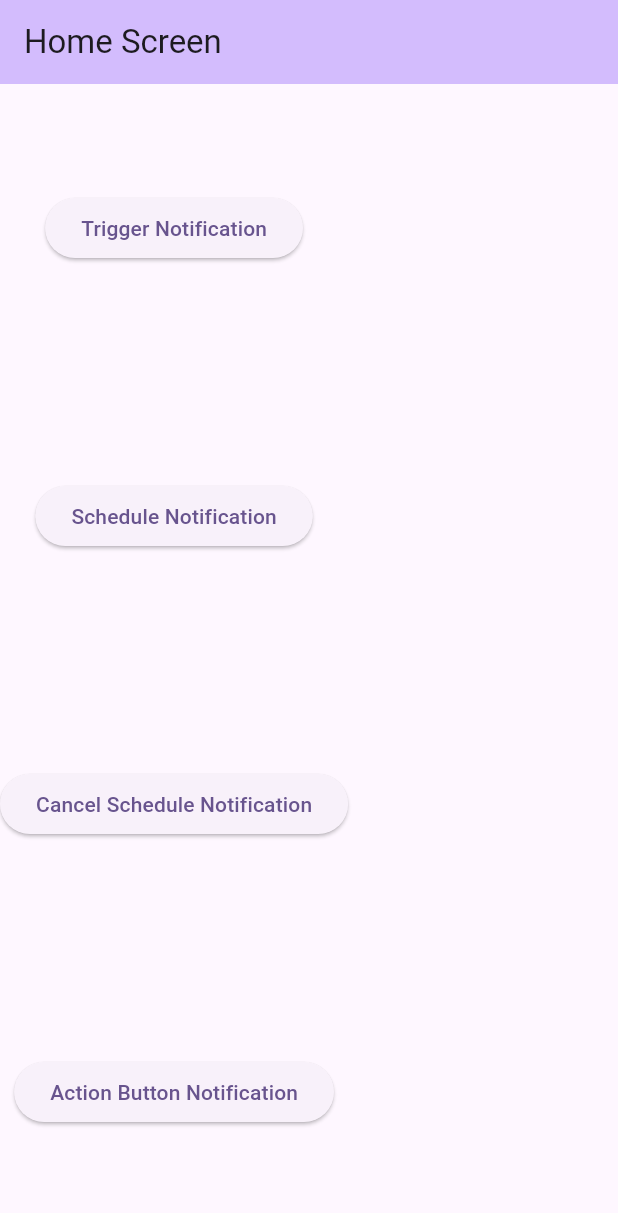
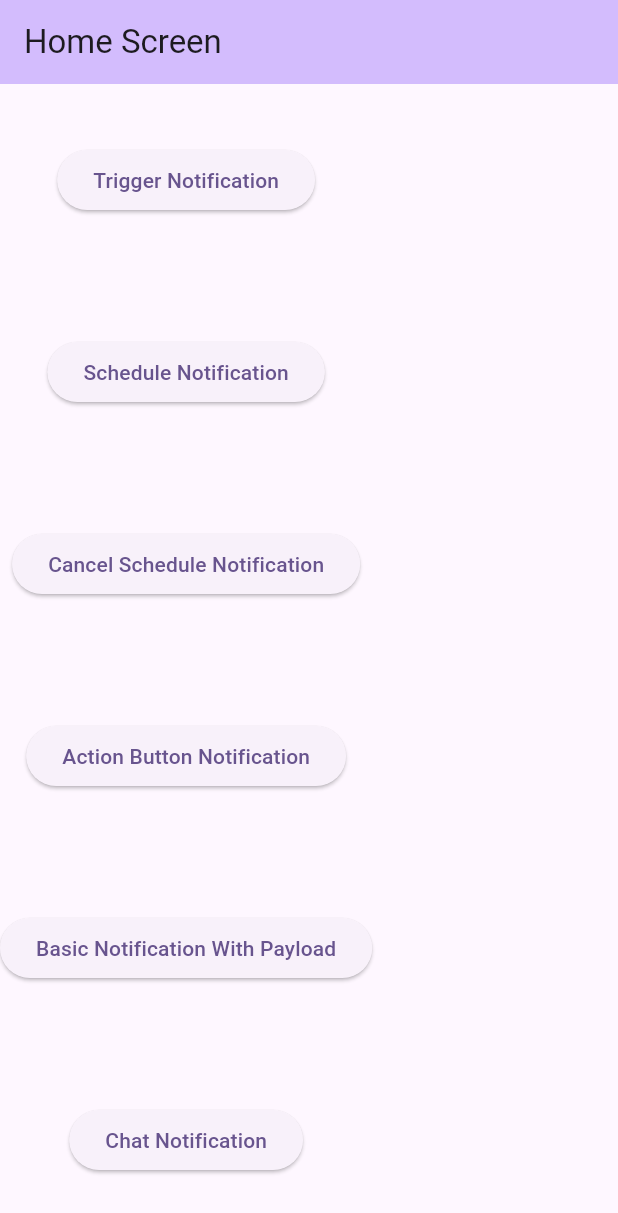
Before and after one commit to Haffshah/notification_course, a Flutter app: the screen it shows after launch, after a tap on "Action Button Notification", on a phone screen of 412 x 824 dp. Shown: the top 1213 px of the screen. Run offline on Flutter 3.47's test engine with Material 2 defaults, Android fonts, the phone set to English and light mode, and no system bars; our stand-ins replace awesome_notifications, fluttertoast.

Commit message:
Notification Course till Chat Notifications

```diff
--- /dev/null
+++ b/lib/constant/app_constant.dart
@@ -0,0 +1,12 @@
+
+
+
+/// Notification Channel Details
+const String notificationChannelKey = 'basic_channel';
+const String notificationChannelName = 'Basic Notification';
+const String notificationChannelDescription = 'Notification channel for basic test';
+
+const String chatChannelGroupKey  = 'chat_channel';
+const String chatChannelKey  = 'chats';
+const String chatChannelName  = 'Group chats';
+const String chatChannelDescription  = 'This is simple example of chat group';
--- a/lib/main.dart
+++ b/lib/main.dart
@@ -6,17 +6,23 @@
 
 void main() async {
   WidgetsFlutterBinding.ensureInitialized();
-  await NotificationController.initializeLocalNotification(debug: true);
+  await NotificationController.getStartedWithNotification();
+
   runApp(const MyApp());
 }
 
 class MyApp extends StatelessWidget {
   const MyApp({super.key});
 
+  /// Global NavigatorKey
+  static final GlobalKey<NavigatorState> navigatorKey =
+      GlobalKey<NavigatorState>();
+
   // This widget is the root of your application.
   @override
   Widget build(BuildContext context) {
     return MaterialApp(
+      navigatorKey: navigatorKey,
       debugShowCheckedModeBanner: false,
       theme: ThemeData(
         colorScheme: ColorScheme.fromSeed(seedColor: Colors.deepPurple),
@@ -75,15 +81,23 @@
                 LocalNotification.cancelScheduledNotification(0);
               },
               child: const Text('Cancel Schedule Notification')),
-
           ElevatedButton(
               onPressed: () {
                 LocalNotification.showNotificationWithActionButton(1);
               },
               child: const Text('Action Button Notification')),
+          ElevatedButton(
+              onPressed: () {
+                LocalNotification.createBasicNotificationWithPayload();
+              },
+              child: const Text('Basic Notification With Payload')),
+          ElevatedButton(
+              onPressed: () {
+                LocalNotification.createBasicNotificationWithPayload();
+              },
+              child: const Text('Chat Notification')),
         ],
       ),
     );
   }
-
 }
--- a/lib/services/local_notification.dart
+++ b/lib/services/local_notification.dart
@@ -1,5 +1,13 @@
+import 'dart:math';
+
 import 'package:awesome_notifications/awesome_notifications.dart';
-import 'package:flutter/material.dart';
+import 'package:notification_course/constant/app_constant.dart';
+
+/// Create Unique id
+int createUniqueId(int maxValue) {
+  Random random = Random();
+  return random.nextInt(maxValue);
+}
 
 class LocalNotification {
   /// Trigger Notification
@@ -7,7 +15,7 @@
     AwesomeNotifications().createNotification(
         content: NotificationContent(
             id: 0,
-            channelKey: 'basic_channel',
+            channelKey: notificationChannelKey,
             title: 'New Notification',
             body: 'New charging slot found on speaker.',
             bigPicture:
@@ -20,7 +28,7 @@
     AwesomeNotifications().createNotification(
         content: NotificationContent(
             id: 0,
-            channelKey: 'basic_channel',
+            channelKey: notificationChannelKey,
             title: 'Scheduled Notification',
             body: 'New charging slot found on speaker.',
             bigPicture:
@@ -48,21 +56,32 @@
     await AwesomeNotifications().createNotification(
         content: NotificationContent(
           id: id,
-          channelKey: 'basic_channel',
+          channelKey: notificationChannelKey,
           title: 'Anonymous says:',
           body: 'Hi there!',
         ),
         actionButtons: [
           NotificationActionButton(
-              key: 'READ',
-              label: 'Mark as read',
+              key: 'SUBSCRIBE',
+              label: 'Subscribe',
               autoDismissible: true,
-              requireInputText: true),
+              isDangerousOption: true),
           NotificationActionButton(
-              key: 'DISMISS',
-              label: 'Dismiss',
-              actionType: ActionType.Default,
-              color: Colors.redAccent),
+            key: 'DISMISS',
+            label: 'Dismiss',
+            actionType: ActionType.Default,
+          ),
         ]);
   }
+
+  /// Create Basic Notification With Payload
+  static Future<void> createBasicNotificationWithPayload() async {
+    await AwesomeNotifications().createNotification(
+        content: NotificationContent(
+            id: 1,
+            channelKey: notificationChannelKey,
+            title: 'This is Notification With Payload',
+            body: 'Press on notification to check...',
+            payload: {'screen_name': 'HOME_SCREEN'}));
+  }
 }
--- a/lib/services/notification_controller.dart
+++ b/lib/services/notification_controller.dart
@@ -1,5 +1,18 @@
 import 'package:awesome_notifications/awesome_notifications.dart';
 import 'package:flutter/material.dart';
+import 'package:fluttertoast/fluttertoast.dart';
+import 'package:notification_course/constant/app_constant.dart';
+import 'package:notification_course/main.dart';
+import 'package:notification_course/screens/home_screen.dart';
+
+/// Navigation
+navigationAction(ReceivedAction receivedAction) {
+  if (receivedAction.payload != null &&
+      receivedAction.payload!['screen_name'] == 'HOME_SCREEN') {
+    MyApp.navigatorKey.currentState!
+        .push(MaterialPageRoute(builder: (_) => const HomeScreen()));
+  }
+}
 
 class NotificationController with ChangeNotifier {
   /// Singleton Pattern
@@ -12,15 +25,22 @@
 
   NotificationController._internal();
 
+  /// Get Initialize all the Methods required
+  static Future<void> getStartedWithNotification() async {
+    NotificationController.initializeLocalNotification(debug: true);
+    NotificationController.initializeNotificationForEventListeners();
+    NotificationController.getInitialNotificationAction();
+  }
+
   /// Initialization Method
   static Future<void> initializeLocalNotification({required bool debug}) async {
     AwesomeNotifications().initialize(
         null,
         [
           NotificationChannel(
-            channelKey: 'basic_channel',
-            channelName: 'Basic Notification',
-            channelDescription: 'Notification channel for basic test',
+            channelKey: notificationChannelKey,
+            channelName: notificationChannelName,
+            channelDescription: notificationChannelDescription,
             importance: NotificationImportance.High,
             defaultPrivacy: NotificationPrivacy.Secret,
             defaultRingtoneType: DefaultRingtoneType.Alarm,
@@ -31,8 +51,99 @@
             icon: 'resource://drawable/res_naruto',
             playSound: true,
             soundSource: 'resource://raw/naruto_jutsu',
-          )
+          ),
+          NotificationChannel(
+              channelGroupKey: chatChannelKey,
+              channelKey: chatChannelKey,
+              channelName: chatChannelName,
+              channelDescription: chatChannelDescription,
+              channelShowBadge: true,
+              importance: NotificationImportance.Max)
         ],
         debug: debug);
   }
+
+  /// Event Listeners
+  static Future<void> initializeNotificationForEventListeners() async {
+    await AwesomeNotifications().setListeners(
+        onActionReceivedMethod: NotificationController.onActionReceivedMethod,
+        onNotificationCreatedMethod:
+            NotificationController.onNotificationCreatedMethod,
+        onNotificationDisplayedMethod:
+            NotificationController.onNotificationDisplayedMethod,
+        onDismissActionReceivedMethod:
+            NotificationController.onDismissActionReceivedMethod);
+  }
+
+  /// Action Received Method
+  static Future<void> onActionReceivedMethod(
+      ReceivedAction receivedAction) async {
+    bool isSilentAction =
+        receivedAction.actionType == ActionType.SilentAction ||
+            receivedAction.actionType == ActionType.SilentBackgroundAction;
+
+    // debugPrint('${isSilentAction ? 'Silent action' : 'Action'} Notification Received');
+    debugPrint('receivedAction ${receivedAction.toString()}');
+    navigationAction(receivedAction);
+    //
+    // if (receivedAction.buttonKeyPressed == 'SUBSCRIBE') {
+    //   debugPrint('Subscribed to Harsh Shah');
+    // } else if (receivedAction.buttonKeyPressed == 'DISMISS') {
+    //   debugPrint('Dismiss Pressed');
+    // }
+    Fluttertoast.showToast(
+        msg:
+            '${isSilentAction ? 'Silent action' : 'Action'} Notification Received',
+        toastLength: Toast.LENGTH_SHORT,
+        fontSize: 12,
+        backgroundColor: Colors.amber);
+  }
+
+  /// Notification Created Method
+  static Future<void> onNotificationCreatedMethod(
+      ReceivedNotification receivedNotification) async {
+    debugPrint('Notification Created');
+
+    Fluttertoast.showToast(
+        msg: 'Notification Created',
+        toastLength: Toast.LENGTH_SHORT,
+        fontSize: 12,
+        backgroundColor: Colors.amber);
+  }
+
+  /// Notification Displaed Method
+  static Future<void> onNotificationDisplayedMethod(
+      ReceivedNotification receivedNotification) async {
+    debugPrint('Notification Displayed');
+
+    Fluttertoast.showToast(
+        msg: 'Notification Displayed',
+        toastLength: Toast.LENGTH_SHORT,
+        fontSize: 12,
+        backgroundColor: Colors.amber);
+  }
+
+  /// Dismiss Action Received Method
+  static Future<void> onDismissActionReceivedMethod(
+      ReceivedAction receivedAction) async {
+    debugPrint('Action Received');
+
+    Fluttertoast.showToast(
+        msg: 'Action Received',
+        toastLength: Toast.LENGTH_SHORT,
+        fontSize: 12,
+        backgroundColor: Colors.amber);
+  }
+
+  /// When app is in Killed State
+  static Future<void> getInitialNotificationAction() async {
+    ReceivedAction? receivedAction = await AwesomeNotifications()
+        .getInitialNotificationAction(removeFromActionEvents: true);
+
+    if (receivedAction == null) {
+      return;
+    } else {
+      navigationAction(receivedAction);
+    }
+  }
 }
--- a/pubspec.yaml
+++ b/pubspec.yaml
@@ -35,7 +35,8 @@
   # The following adds the Cupertino Icons font to your application.
   # Use with the CupertinoIcons class for iOS style icons.
   cupertino_icons: ^1.0.2
-  awesome_notifications: ^0.8.2
+  awesome_notifications: 0.8.2
+  fluttertoast: 8.2.4
 
 dev_dependencies:
   flutter_test:
```
Also changed, not shown: lib/screens/chat_screen.dart (added, +24 -0 lines), lib/screens/home_screen.dart (added, +24 -0 lines), 1 other file.
